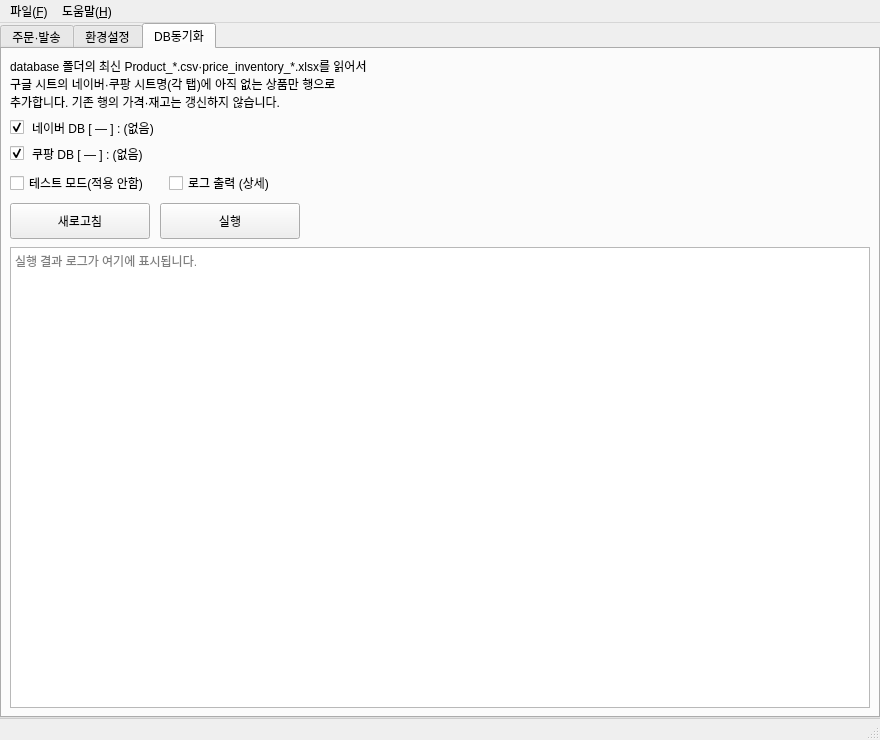
Old version of the form ui/main_window.ui in the repository Peanut0711/easy-fulfill.
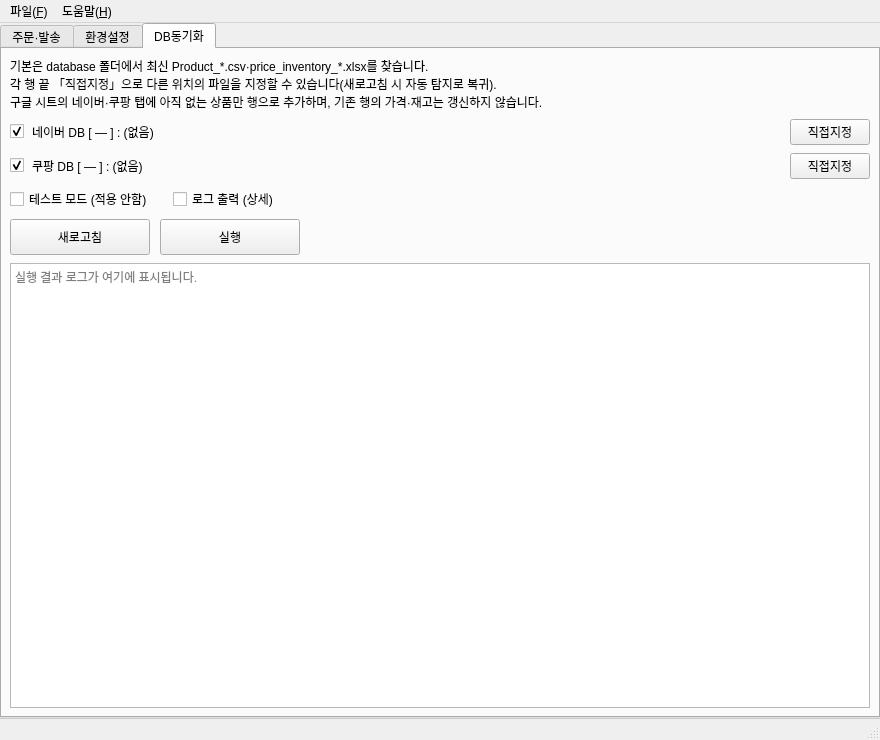
New version of the form. The open tabs and pages were chosen to show the change.

Commit message: DB동기화 탭에서 네이버, 쿠팡 DB 위치 직접지정 버튼 추가

Diff of the .ui file:
```diff
--- a/ui/main_window.ui
+++ b/ui/main_window.ui
@@ -960,7 +960,7 @@
         <item>
          <widget class="QLabel" name="label_db_sync_intro">
           <property name="text">
-           <string>database 폴더의 최신 Product_*.csv·price_inventory_*.xlsx를 읽어서&#10;구글 시트의 네이버·쿠팡 시트명(각 탭)에 아직 없는 상품만 행으로&#10;추가합니다. 기존 행의 가격·재고는 갱신하지 않습니다.</string>
+           <string>기본은 database 폴더에서 최신 Product_*.csv·price_inventory_*.xlsx를 찾습니다.&#10;각 행 끝 「직접지정」으로 다른 위치의 파일을 지정할 수 있습니다(새로고침 시 자동 탐지로 복귀).&#10;구글 시트의 네이버·쿠팡 탭에 아직 없는 상품만 행으로 추가하며, 기존 행의 가격·재고는 갱신하지 않습니다.</string>
           </property>
           <property name="wordWrap">
            <bool>true</bool>
@@ -1001,6 +1001,28 @@
             </property>
            </widget>
           </item>
+          <item>
+           <widget class="QPushButton" name="pushButton_db_sync_naver_browse">
+            <property name="sizePolicy">
+             <sizepolicy hsizetype="Fixed" vsizetype="Fixed">
+              <horstretch>0</horstretch>
+              <verstretch>0</verstretch>
+             </sizepolicy>
+            </property>
+            <property name="minimumSize">
+             <size>
+              <width>72</width>
+              <height>0</height>
+             </size>
+            </property>
+            <property name="text">
+             <string>직접지정</string>
+            </property>
+            <property name="toolTip">
+             <string>CSV 파일을 직접 선택합니다. 새로고침을 누르면 database 폴더 자동 탐지로 돌아갑니다.</string>
+            </property>
+           </widget>
+          </item>
          </layout>
         </item>
         <item>
@@ -1037,6 +1059,28 @@
             </property>
            </widget>
           </item>
+          <item>
+           <widget class="QPushButton" name="pushButton_db_sync_coupang_browse">
+            <property name="sizePolicy">
+             <sizepolicy hsizetype="Fixed" vsizetype="Fixed">
+              <horstretch>0</horstretch>
+              <verstretch>0</verstretch>
+             </sizepolicy>
+            </property>
+            <property name="minimumSize">
+             <size>
+              <width>72</width>
+              <height>0</height>
+             </size>
+            </property>
+            <property name="text">
+             <string>직접지정</string>
+            </property>
+            <property name="toolTip">
+             <string>엑셀(.xlsx) 파일을 직접 선택합니다. 새로고침을 누르면 database 폴더 자동 탐지로 돌아갑니다.</string>
+            </property>
+           </widget>
+          </item>
          </layout>
         </item>
         <item>
@@ -1053,7 +1097,7 @@
              </sizepolicy>
             </property>
             <property name="text">
-             <string>테스트 모드(적용 안함)</string>
+             <string>테스트 모드 (적용 안함)</string>
             </property>
             <property name="checked">
              <bool>false</bool>
```
Left out of the diff: 2 changed lines with no effect on the pictures. The commit also changes 1 other file.
